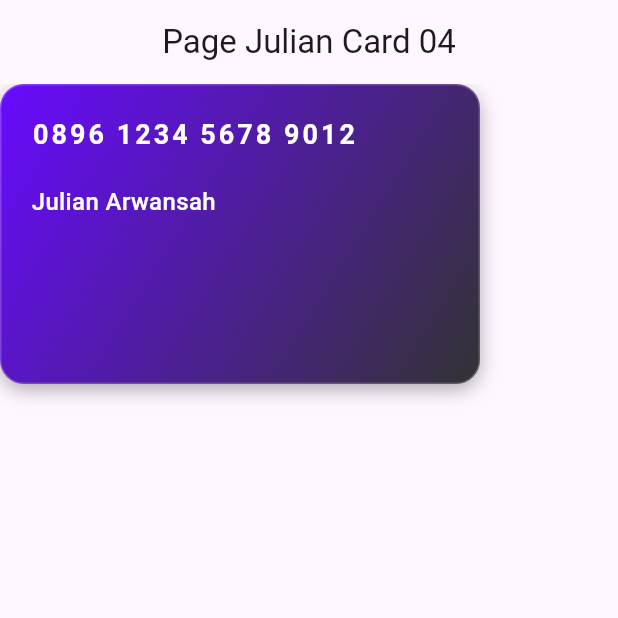
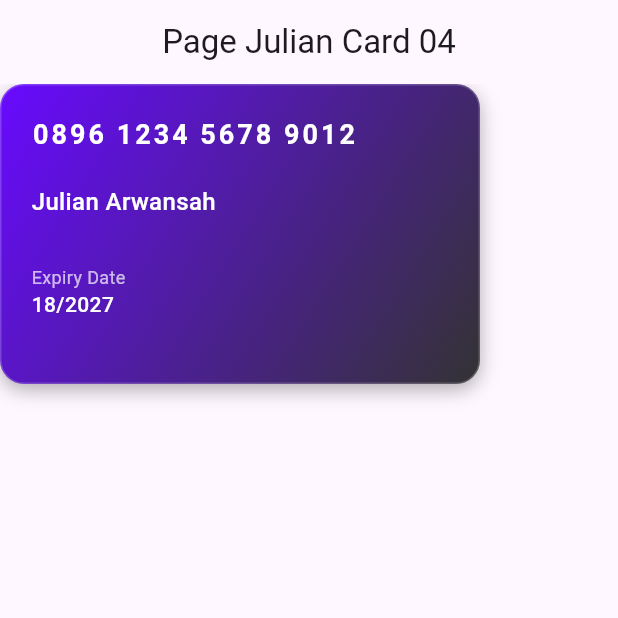
Before and after one commit to Julianarwansah/tugas_week_8_1123150112, a Flutter app: the screen it shows after launch, on a phone screen of 412 x 824 dp, the top half of it. Run offline on Flutter 3.47's test engine with Material 3 defaults, Android fonts, the phone set to English and light mode, and no system bars.

Commit message:
menambagkan row dan teks

```diff
--- a/lib/pages/page_card_04.dart
+++ b/lib/pages/page_card_04.dart
@@ -62,6 +62,31 @@ class JulPageCard04 extends StatelessWidget {
                     ),
                   ),
                   const SizedBox(height: 30),
+                  Row(
+                    mainAxisAlignment: MainAxisAlignment.spaceBetween,
+                    children: [
+                      Column(
+                        crossAxisAlignment: CrossAxisAlignment.start,
+                        children: [
+                          Text(
+                            'Expiry Date',
+                            style: TextStyle(
+                              color: Colors.white.withValues(alpha: 0.7),
+                              fontSize: 12,
+                            ),
+                          ),
+                          const Text(
+                            '18/2027',
+                            style: TextStyle(
+                              color: Colors.white,
+                              fontSize: 14,
+                              fontWeight: FontWeight.w500,
+                            ),
+                          ),
+                        ],
+                      ),
+                    ],
+                  ),
                 ],
               ),
             ),
```
